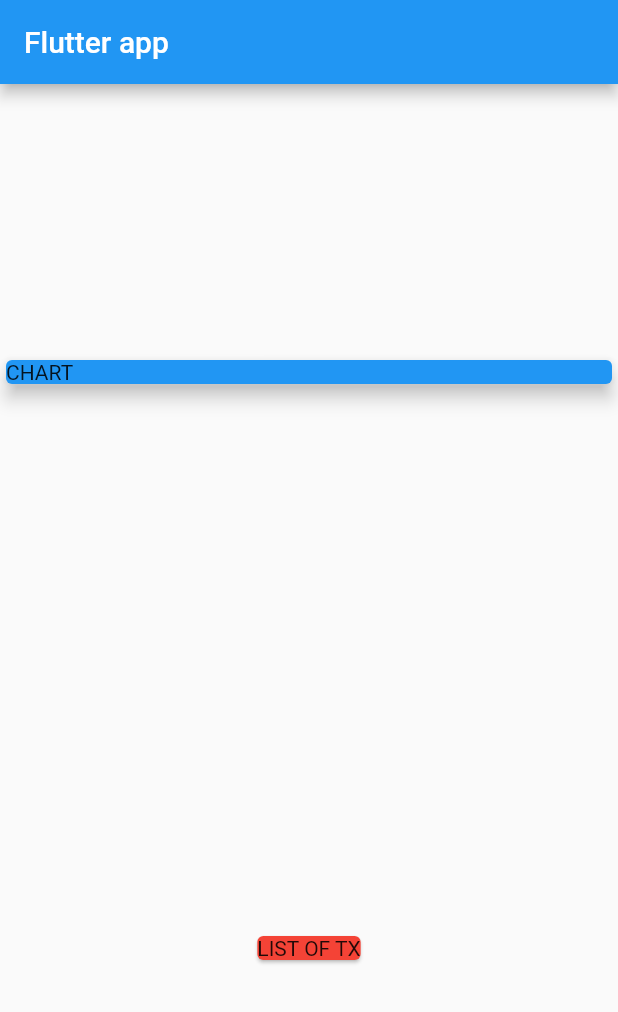
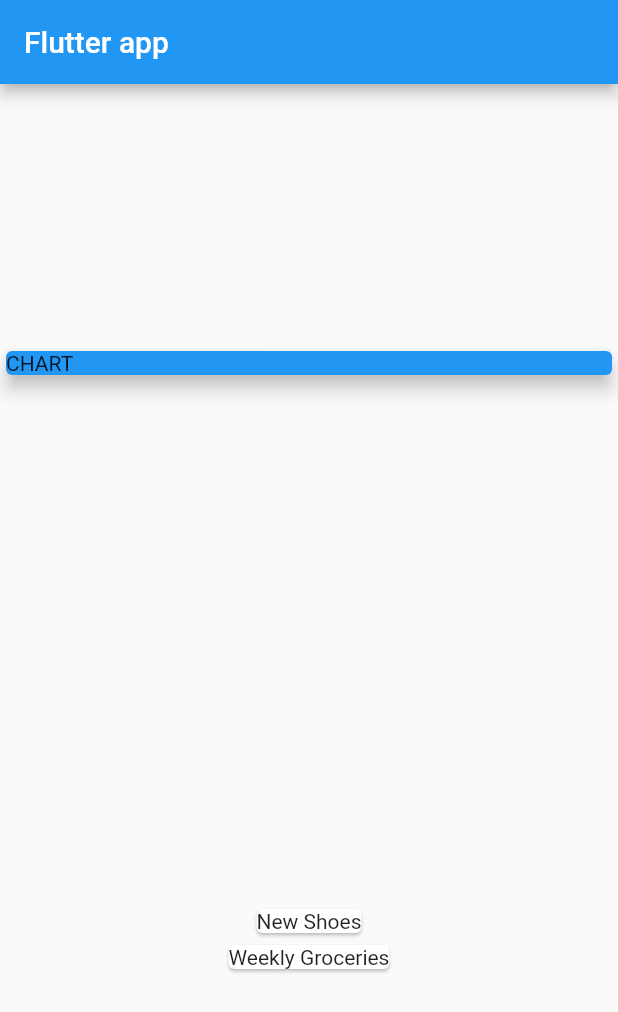
Before and after one commit to OGustavo-Silva/flutter_expense_planner, a Flutter app: the screen it shows after launch, on a phone screen of 412 x 824 dp. Shown: the top 1012 px of the screen. Run offline on Flutter 3.47's test engine with Material 2 defaults, Android fonts, the phone set to English and light mode, and no system bars.

```diff
--- a/lib/main.dart
+++ b/lib/main.dart
@@ -23,6 +23,12 @@ class MyHomePage extends StatelessWidget {
       amount: 69.99,
       date: DateTime.now(),
     ),
+    Transaction(
+      id: 't2',
+      title: 'Weekly Groceries',
+      amount: 16.53,
+      date: DateTime.now(),
+    ),
   ];
 
   @override
@@ -43,9 +49,12 @@ class MyHomePage extends StatelessWidget {
               elevation: 5,
             ),
           ),
-          Card(
-            color: Colors.red,
-            child: Text("LIST OF TX"),
+          Column(
+            children: transactions.map((tx) {
+              return Card(
+                child: Text(tx.title),
+              );
+            }).toList(),
           ),
         ],
       ),
```
Also changed, not shown: pubspec.lock.
